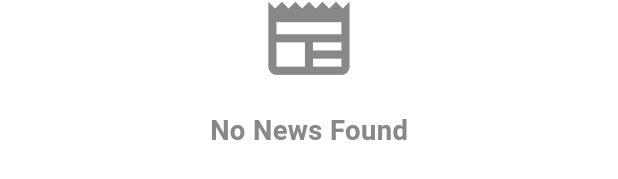
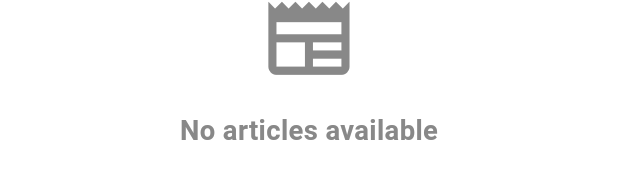
Before and after one commit to tohamydev/digital_news, a Flutter app: the NoNewsFound widget shown alone on an empty page, opened directly, on a phone screen of 412 x 824 dp. Shown: the part 548-727 px from the top of the screen. Run offline on Flutter 3.47's test engine with Material 3 defaults, Android fonts, the phone set to English and light mode, and no system bars; our stand-ins replace cached_network_image, connectivity_plus, dartz, dio, equatable, flutter_bloc and 8 more; accounts and stored records are empty; generated files the repository leaves out were written again; network calls fail; Roboto replaces fonts that are missing (Cairo).

Commit message:
Update no_news_found.dart

```diff
--- a/lib/features/home_news/presentation/components/home_news/no_news_found.dart
+++ b/lib/features/home_news/presentation/components/home_news/no_news_found.dart
@@ -10,7 +10,6 @@ class NoNewsFound extends StatelessWidget {
     return AnimatedSwitcher(
       duration: Duration(milliseconds: 300),
       child: Center(
-        key: ValueKey('no_news'),
         child: Column(
           mainAxisAlignment: MainAxisAlignment.center,
           children: [
@@ -21,7 +20,7 @@ class NoNewsFound extends StatelessWidget {
             ),
             SizedBox(height: 16.h),
             Text(
-              'No News Found',
+              'No articles available',
               style: TextStyle(
                 fontSize: 18.sp,
                 color: AppColors.secondaryText,
```
